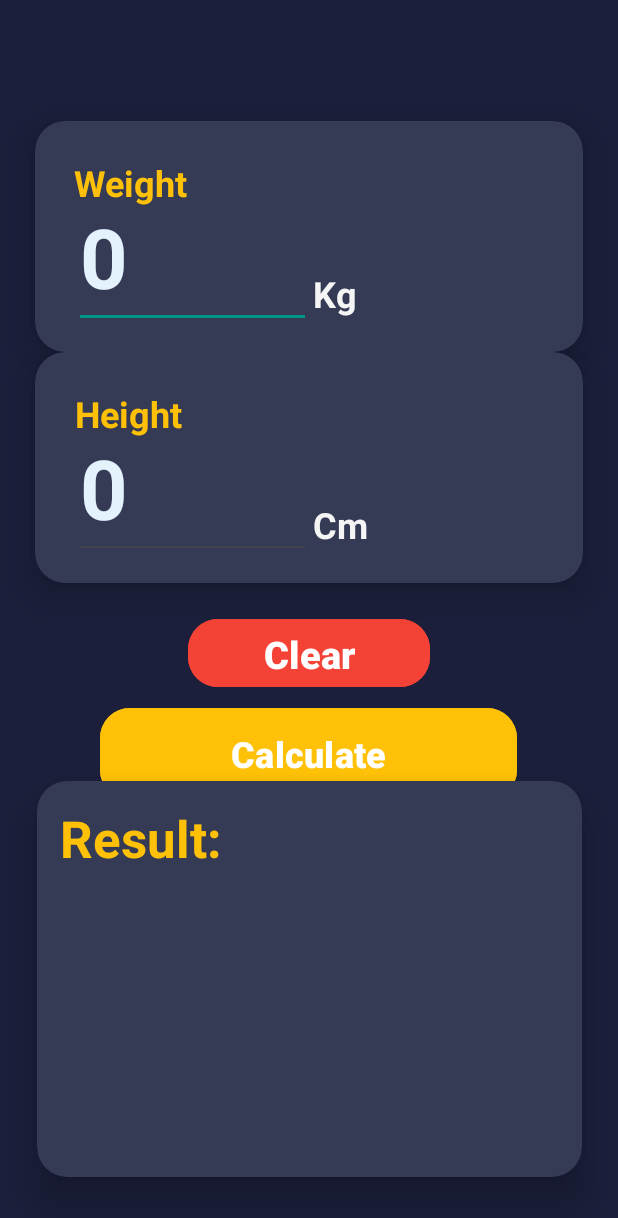
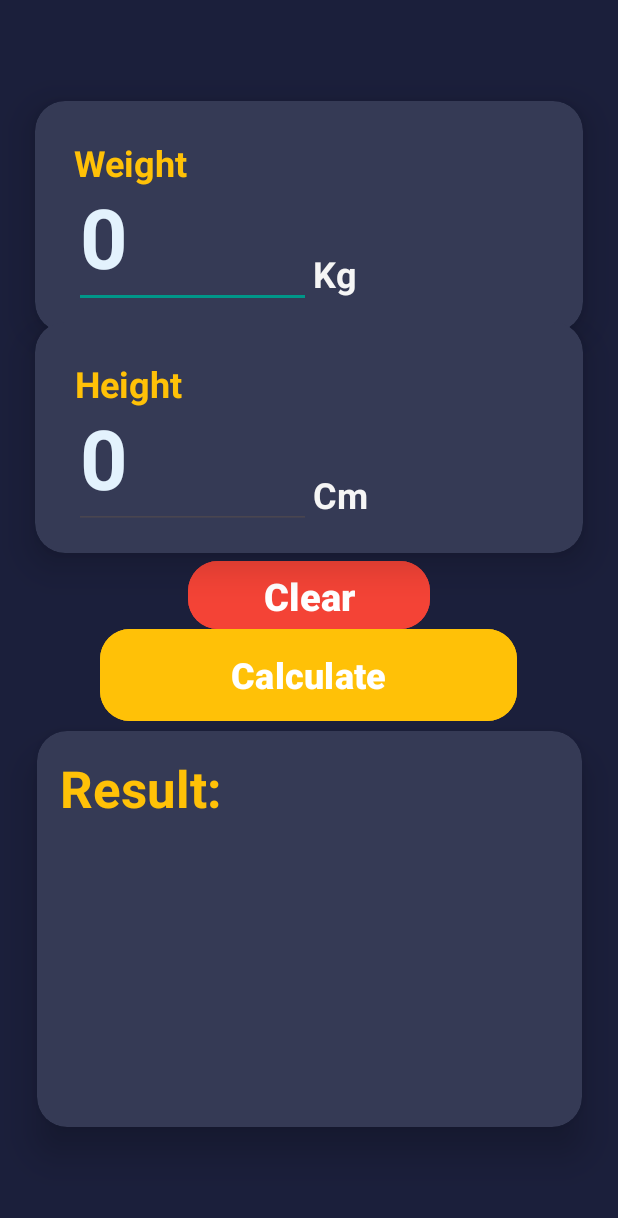
Before and after one commit to haroonwaheed19/BMICalCulator, an Android app: the screen it shows after launch (MainActivity), on a phone screen of 412 x 824 dp. Shown: the top 1218 px of the screen. Run offline under Robolectric (Android 15) with nearby library versions, the phone set to English and light mode, and no system bars.

Commit message:
added the functionality of clear button and fix some issue in the code

```diff
--- a/app/src/main/res/layout/activity_main.xml
+++ b/app/src/main/res/layout/activity_main.xml
@@ -21,7 +21,7 @@
         app:layout_constraintHorizontal_bias="0.5"
         app:layout_constraintStart_toStartOf="parent"
         app:layout_constraintTop_toTopOf="parent"
-        app:layout_constraintVertical_bias="0.120000005">
+        app:layout_constraintVertical_bias="0.100000024">
 
         <androidx.constraintlayout.widget.ConstraintLayout
             android:layout_width="match_parent"
@@ -91,7 +91,7 @@
         app:layout_constraintHorizontal_bias="0.5"
         app:layout_constraintStart_toStartOf="parent"
         app:layout_constraintTop_toTopOf="parent"
-        app:layout_constraintVertical_bias="0.35000002">
+        app:layout_constraintVertical_bias="0.32">
 
         <androidx.constraintlayout.widget.ConstraintLayout
             android:layout_width="match_parent"
@@ -164,7 +164,7 @@
         app:layout_constraintHorizontal_bias="0.496"
         app:layout_constraintStart_toStartOf="parent"
         app:layout_constraintTop_toTopOf="parent"
-        app:layout_constraintVertical_bias="0.62" />
+        app:layout_constraintVertical_bias="0.55" />
 
     <androidx.cardview.widget.CardView
         android:id="@+id/cvResult"
@@ -179,7 +179,7 @@
         app:layout_constraintHorizontal_bias="0.5"
         app:layout_constraintStart_toStartOf="parent"
         app:layout_constraintTop_toTopOf="parent"
-        app:layout_constraintVertical_bias="0.93">
+        app:layout_constraintVertical_bias="0.87">
 
         <LinearLayout
             android:layout_width="match_parent"
@@ -242,7 +242,7 @@
         app:layout_constraintEnd_toEndOf="parent"
         app:layout_constraintStart_toStartOf="parent"
         app:layout_constraintTop_toTopOf="parent"
-        app:layout_constraintVertical_bias="0.53" />
+        app:layout_constraintVertical_bias="0.48000002" />
 
 
 </androidx.constraintlayout.widget.ConstraintLayout>
```
